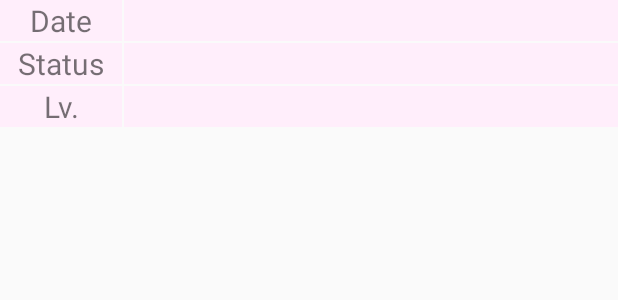
After one commit to kimbeopseong/Poopy, an Android app: the layout activity_list_item.xml on its own in the app's theme, with its tools: preview values and no code run, on a phone screen of 412 x 824 dp. The commit adds this screen. Shown: the top 300 px of the screen. Run offline under Robolectric (Android 15) with nearby library versions, the phone set to English and light mode, and no system bars.

Commit message:
Making List...
1. ListCatChoice 생성
 - 추후에 CatChoice를 하나로 합칠만한 방법이 없을지 고민 필요할 듯
 - navigation 연결
2. ListActivity 생성
 - Adapter, Item 생성.
 - 각 부분에 맞는 Layout을 constraint형태로 생성.

```diff
--- a/app/src/main/java/com/example/poopy/ui/camera/CameraCatChoice.java
+++ b/app/src/main/java/com/example/poopy/ui/camera/CameraCatChoice.java
@@ -39,7 +39,7 @@ public class CameraCatChoice extends Fragment implements CameraCatChoiceAdapter.
         @Override
         public View onCreateView(@NonNull LayoutInflater inflater, @Nullable ViewGroup container, @Nullable Bundle savedInstanceState) {
 
-                camera_catChoice = inflater.inflate(R.layout.cat_choice_fragment, container, false);
+                camera_catChoice = inflater.inflate(R.layout.fragment_cat_choice, container, false);
 
                 mAuth = FirebaseAuth.getInstance();
                 currintUID = mAuth.getCurrentUser().getUid();
--- a/app/src/main/res/layout/fragment_list.xml
+++ b/app/src/main/res/layout/activity_list.xml
@@ -1,7 +1,5 @@
 <?xml version="1.0" encoding="utf-8"?>
 <androidx.constraintlayout.widget.ConstraintLayout xmlns:android="http://schemas.android.com/apk/res/android"
-    xmlns:app="http://schemas.android.com/apk/res-auto"
-    xmlns:tools="http://schemas.android.com/tools"
     android:layout_width="match_parent"
     android:layout_height="match_parent"
     android:layout_margin="0dp">
--- /dev/null
+++ b/app/src/main/res/layout/activity_list_item.xml
@@ -0,0 +1,100 @@
+<?xml version="1.0" encoding="utf-8"?>
+<androidx.constraintlayout.widget.ConstraintLayout
+    xmlns:android="http://schemas.android.com/apk/res/android" android:layout_width="match_parent"
+    android:layout_height="wrap_content">
+
+    <LinearLayout
+        android:layout_width="match_parent"
+        android:layout_height="match_parent"
+        android:layout_weight="1"
+        android:orientation="vertical"
+        android:layout_marginBottom="4px">
+
+        <LinearLayout
+            android:layout_width="match_parent"
+            android:layout_height="match_parent"
+            android:orientation="horizontal"
+            android:layout_weight="1"
+            android:layout_marginBottom="2px">
+
+            <TextView
+                android:layout_width="match_parent"
+                android:layout_height="match_parent"
+                android:layout_weight="4"
+                android:textSize="20dp"
+                android:gravity="center"
+                android:text="Date"
+                android:layout_marginRight="2px"
+                android:background="#FFEEFB"/>
+
+            <TextView
+                android:id="@+id/daily_date"
+                android:layout_width="match_parent"
+                android:layout_height="match_parent"
+                android:layout_weight="1"
+                android:textSize="20dp"
+                android:gravity="center_vertical"
+                android:background="#FFEEFB"
+                android:text=""/>
+
+        </LinearLayout>
+
+        <LinearLayout
+            android:layout_width="match_parent"
+            android:layout_height="match_parent"
+            android:orientation="horizontal"
+            android:layout_weight="1"
+            android:layout_marginBottom="2px">
+
+            <TextView
+                android:layout_width="match_parent"
+                android:layout_height="match_parent"
+                android:layout_weight="4"
+                android:textSize="20dp"
+                android:gravity="center"
+                android:text="Status"
+                android:layout_marginRight="2px"
+                android:background="#FFEEFB"/>
+
+            <TextView
+                android:id="@+id/daily_stat"
+                android:layout_width="match_parent"
+                android:layout_height="match_parent"
+                android:layout_weight="1"
+                android:textSize="20dp"
+                android:gravity="center_vertical"
+                android:background="#FFEEFB"
+                android:text=""/>
+        </LinearLayout>
+
+        <LinearLayout
+            android:layout_width="match_parent"
+            android:layout_height="match_parent"
+            android:orientation="horizontal"
+            android:layout_weight="1">
+
+            <TextView
+                android:layout_width="match_parent"
+                android:layout_height="match_parent"
+                android:layout_weight="4"
+                android:textSize="20dp"
+                android:gravity="center"
+                android:text="Lv."
+                android:layout_marginRight="2px"
+                android:background="#FFEEFB"/>
+
+            <TextView
+                android:id="@+id/daily_lv"
+                android:layout_width="match_parent"
+                android:layout_height="match_parent"
+                android:layout_weight="1"
+                android:textSize="20dp"
+                android:gravity="center_vertical"
+                android:background="#FFEEFB"
+                android:text=""/>
+
+        </LinearLayout>
+
+    </LinearLayout>
+
+</androidx.constraintlayout.widget.ConstraintLayout>
--- a/app/src/main/res/navigation/mobile_navigation.xml
+++ b/app/src/main/res/navigation/mobile_navigation.xml
@@ -15,13 +15,13 @@
         android:id="@+id/navigation_cat_choice_camera"
         android:name="com.example.poopy.ui.camera.CameraCatChoice"
         android:label="Choose Pet"
-        tools:layout="@layout/cat_choice_fragment" />
+        tools:layout="@layout/fragment_cat_choice" />
 
     <fragment
         android:id="@+id/navigation_cat_choice_list"
         android:name="com.example.poopy.ui.list.ListCatChoice"
         android:label="Choose Pet"
-        tools:layout="@layout/cat_choice_fragment" />
+        tools:layout="@layout/fragment_cat_choice" />
 
     <fragment
         android:id="@+id/navigation_plus"
```
Also changed, not shown: app/src/main/java/com/example/poopy/ui/camera/CameraActivity.java (+1 -9 lines), app/src/main/java/com/example/poopy/ui/list/ListActivity.java (added, +88 -0 lines), app/src/main/java/com/example/poopy/ui/list/ListCatChoice.java (+92 -6 lines), app/src/main/java/com/example/poopy/ui/list/ListCatChoiceAdapter.java (added, +115 -0 lines), app/src/main/java/com/example/poopy/ui/list/ListItem.java (added, +48 -0 lines), app/src/main/java/com/example/poopy/ui/list/RecycleAdapter.java (added, +90 -0 lines), app/src/main/res/layout/activity_camera.xml (renamed from app/src/main/res/layout/fragment_cam.xml), app/src/main/res/layout/fragment_cat_choice.xml (renamed from app/src/main/res/layout/cat_choice_fragment.xml).
